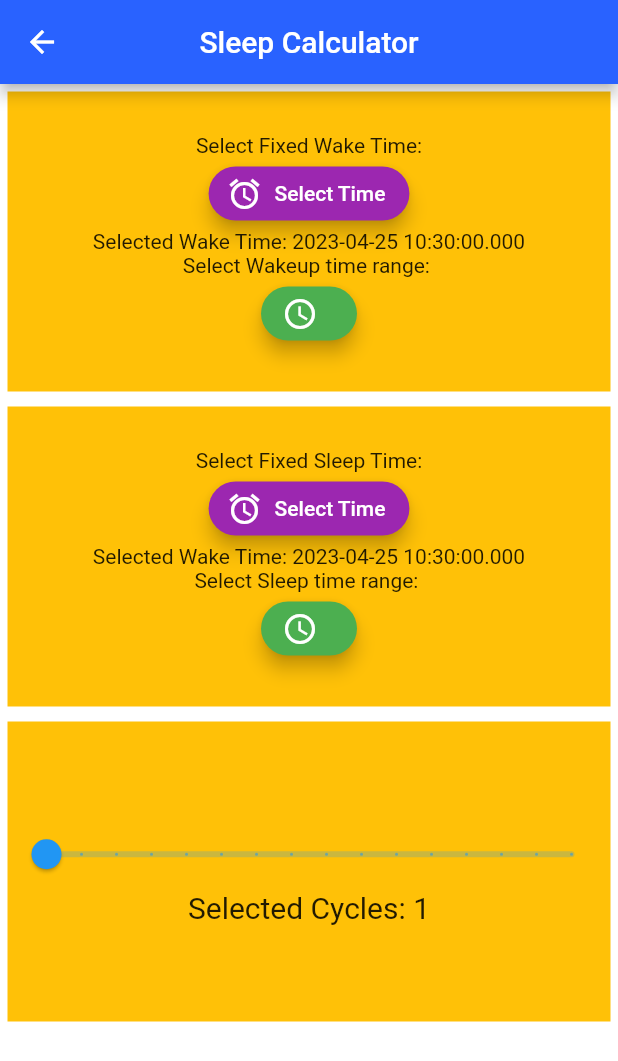
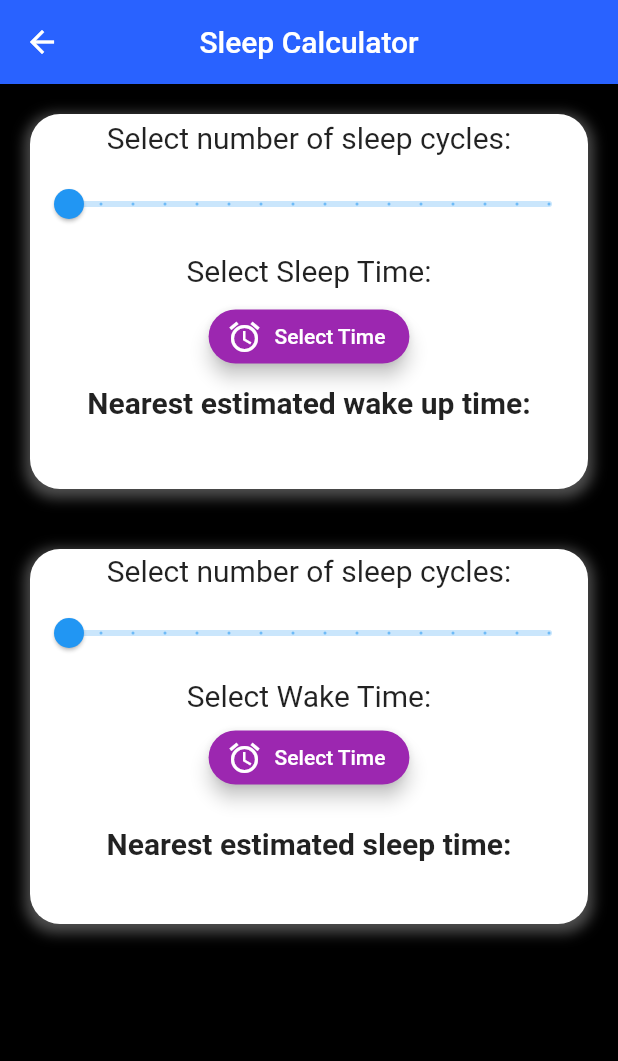
Before and after one commit to Snail51/SweetDreams, a Flutter app: the screen it shows after launch, after a tap on "Sleep Calculator", on a phone screen of 412 x 824 dp. Shown: the top 1061 px of the screen. Run offline on Flutter 3.47's test engine with Material 2 defaults, Android fonts, the phone set to English and light mode, and no system bars; our stand-ins replace audioplayers, fl_chart, flutter_rating_bar, tuple; missing offline and left inert: time_range_picker.

Commit message:
reimplemented calculator, made changes to it and ui changes. Is complete and works

```diff
--- a/lib/dreams/views/newCalc.dart
+++ b/lib/dreams/views/newCalc.dart
@@ -1,3 +1,4 @@
+
 import 'package:flutter/cupertino.dart';
 import 'package:flutter/foundation.dart';
 import 'package:flutter/material.dart';
@@ -18,7 +19,8 @@ class CalcPage extends StatefulWidget {
   _CalcPageState createState() => _CalcPageState();
 }
 
-class _CalcPageState extends State<CalcPage> { // PAGE CLASS THAT WANTS TO DYNAMICALLY COELLATE WIDGETS THAT WERE GENERATED EXTERNALLY
+class _CalcPageState extends State<CalcPage> {
+  // PAGE CLASS THAT WANTS TO DYNAMICALLY COELLATE WIDGETS THAT WERE GENERATED EXTERNALLY
   List<dynamic> content = [];
   List<Widget> displayables = [];
 
@@ -29,18 +31,17 @@ class _CalcPageState extends State<CalcPage> { // PAGE CLASS THAT WANTS TO DYNAM
     super.initState();
   }
 
-  void update()
-  {
+  void update() {
     setState(() {
       List<Widget> holder = [];
       for (int i = 0; i < content.length; i++) {
-        if(content[i].needsUpdating) //ONLY REDRAW WIDGETS THAT ACTUALLY NEED REDRAWING
+        if (content[i]
+            .needsUpdating) //ONLY REDRAW WIDGETS THAT ACTUALLY NEED REDRAWING
             {
           holder.add(content[i].toWidget());
           content[i].needsUpdating = false;
         }
-        else
-        {
+        else {
           holder.add(displayables[i]);
         }
       }
@@ -48,18 +49,17 @@ class _CalcPageState extends State<CalcPage> { // PAGE CLASS THAT WANTS TO DYNAM
     });
   }
 
-  void initContent()
-  {
-    content.add(CalcWakeWidget(context));
-    content.add(CalcSleepWidget(context));
-    content.add(CycleWidget(context, updateRange: Tuple2<double, double>(0.0, 0.0)));
+  void initContent() {
+    content.add(CalcWakeWidget(context, updateCallback: update));
+    content.add(CalcSleepWidget(context, updateCallback: update));
   }
+
 
   @override
   Widget build(BuildContext context) {
-
     final periodicTimer = Timer.periodic(
-      const Duration(milliseconds: 200), //adjust this number for how often you want the screen refreshed
+      const Duration(milliseconds: 200),
+      //adjust this number for how often you want the screen refreshed
           (timer) {
         update();
       },
@@ -71,7 +71,7 @@ class _CalcPageState extends State<CalcPage> { // PAGE CLASS THAT WANTS TO DYNAM
         centerTitle: true,
         backgroundColor: Colors.blueAccent.shade700,
       ),
-      backgroundColor: Colors.white,
+      backgroundColor: Colors.black,
       body: Center(
           child: ListView(
             children: displayables,
@@ -80,7 +80,6 @@ class _CalcPageState extends State<CalcPage> { // PAGE CLASS THAT WANTS TO DYNAM
     );
   }
 }
-
 
 
 
--- a/lib/widgetCalcModes.dart
+++ b/lib/widgetCalcModes.dart
@@ -1,67 +1,84 @@
+
 import 'package:flutter/cupertino.dart';
 import 'package:flutter/material.dart';
+import 'package:intl/intl.dart';
 import 'dart:async';
 import 'package:time_range_picker/time_range_picker.dart';
 import 'package:tuple/tuple.dart';
 
 //hi
 class CalcWakeWidget {
-  BuildContext? context;
-  bool needsUpdating = true; // this is the variable that is actually important. make sure it starts true!
-
+  BuildContext context;
+  VoidCallback updateCallback;
   DateTime now = DateTime.now();
-  DateTime fixedWake = DateTime.now();
   String labelRangePickerButton = "";
   TimeOfDay pickerStart = TimeOfDay.now();
-  TimeOfDay pickerEnd = TimeOfDay.now();
-  CycleWidget? cycleWidget;
+  int selectedCycles = 1;
+  bool needsUpdating = true;
+  bool isTimeAndCyclesSelected = false;
 
-  CalcWakeWidget(BuildContext ctx) {
-    context = ctx;
-  }
+  CalcWakeWidget(this.context, {required this.updateCallback});
 
-  void updateWakeTime(TimeOfDay time) {
-    fixedWake = DateTime(now.year, now.month, now.day, time.hour, time.minute);
-    print(fixedWake.toString());
-    needsUpdating = true;
-  }
-
-  void updateRangePickerButtonLabel(TimeOfDay input) {
-    needsUpdating = true;
-    labelRangePickerButton = input.toString();
-  }
-
-  DateTime getNearestWakeTime(int numCycles) {
+  DateTime getNearestWakeTime(int numCycles, TimeOfDay sleepTime) {
     int minutes = numCycles * 90;
-    DateTime targetTime = fixedWake.subtract(Duration(minutes: minutes));
-    int diff = targetTime.difference(DateTime.now()).inMinutes;
-    if (diff >= 0) {
+    DateTime currentTime =
+    DateTime(now.year, now.month, now.day, sleepTime.hour, sleepTime.minute);
+    DateTime targetTime = currentTime.add(Duration(minutes: minutes));
     return targetTime;
-    } else {
-      // Round up to the next sleep cycle
-      return targetTime.add(Duration(minutes: 90 - (diff % 90)));
-    }
   }
 
   Widget toWidget() {
-    return Padding(padding: EdgeInsets.all(5),
+    return Padding(
+      padding: const EdgeInsets.all(20.0),
       child: Container(
-        height: 200,
+        height: 250,
         width: 400,
-        color: Colors.amber,
+        decoration: BoxDecoration(
+          color: Colors.white,
+          borderRadius: BorderRadius.circular(20.0),
+          boxShadow: [
+            BoxShadow(
+              color: Colors.grey.withOpacity(0.5),
+              spreadRadius: 3,
+              blurRadius: 7,
+              offset: Offset(0, 3), // changes position of shadow
+            ),
+          ],
+        ),
         child: Column(
-            mainAxisAlignment: MainAxisAlignment.center,
+          mainAxisAlignment: MainAxisAlignment.spaceAround,
           children: <Widget>[
-              Text("Select Fixed Wake Time:"),
+            Text(
+              "Select number of sleep cycles:",
+              style: TextStyle(fontSize: 20.0),
+            ),
+            Slider(
+              value: selectedCycles.toDouble(),
+              min: 1,
+              max: 16,
+              divisions: 15,
+              label: selectedCycles.toString(),
+              onChanged: (double value) {
+                selectedCycles = value.round();
+                needsUpdating = true;
+                updateCallback();
+              },
+            ),
+            Text(
+              "Select Sleep Time:",
+              style: TextStyle(fontSize: 20.0),
+            ),
             ElevatedButton.icon(
               onPressed: () async {
-                  final picked = await showTimePicker(
-                    context: context!,
+                final TimeOfDay? picked = await showTimePicker(
+                  context: context,
                   initialTime: TimeOfDay.now(),
                 );
-                  print("PICK" + picked.toString());
                 if (picked != null) {
-                    updateWakeTime(picked);
+                  pickerStart = picked;
+                  needsUpdating = true;
+                  isTimeAndCyclesSelected = true;
+                  updateCallback();
                 }
               },
               icon: Icon(Icons.alarm),
@@ -76,109 +93,95 @@ class CalcWakeWidget {
               ),
             ),
             Text(
-                "Selected Wake Time: " + (fixedWake?.toString() ?? ""),
+              "Nearest estimated wake up time:",
+              style: TextStyle(fontWeight: FontWeight.bold, fontSize: 20.0),
             ),
             Text(
-                "Select Wakeup time range: ",
+              !isTimeAndCyclesSelected
+                  ? ""
+                  : DateFormat('h:mm a').format(
+                  getNearestWakeTime(selectedCycles, pickerStart)),
+              style: TextStyle(fontSize: 28.0, fontWeight: FontWeight.bold),
             ),
-              ElevatedButton.icon(
-                icon: Icon(Icons.access_time),
-                label: Text(labelRangePickerButton),
-                onPressed: () async {
-                  if (fixedWake == null) {
-                    // Show an error message if fixedWake is not set
-                    showDialog(
-                      context: context!,
-                      builder: (context) =>
-                          AlertDialog(
-                            title: Text("Error"),
-                            content: Text(
-                                "Please select a fixed wake time first."),
-                          ),
-                    );
-                    return;
-                  }
-                  final picked = await showTimeRangePicker(
-                    context: context!,
-                    start: TimeOfDay(hour: fixedWake?.hour ?? TimeOfDay
-                        .now()
-                        .hour, minute: fixedWake?.minute ?? TimeOfDay
-                        .now()
-                        .minute),
-                    minDuration: Duration(minutes: 90),
-                    interval: Duration(minutes: 90),
-                    onStartChange: (time) {
-                      updateRangePickerButtonLabel(time);
-                      pickerStart = pickerStart;
-                      needsUpdating = true;
-                    },
-                    onEndChange: (time) {
-                      updateRangePickerButtonLabel(time);
-                      pickerEnd = time;
-                      needsUpdating = true;
-                    },
-                  );
-                },
-                style: ElevatedButton.styleFrom(
-                  primary: Colors.green,
-                  onPrimary: Colors.white,
-                  elevation: 5,
-                  shape: RoundedRectangleBorder(
-                    borderRadius: BorderRadius.circular(20),
-                  ),
-                ),
-              ),
-            ]
+          ],
         ),
       ),
     );
   }
 }
 
+
 class CalcSleepWidget {
-  BuildContext? context;
-  bool needsUpdating = true; // this is the variable that is actually important. make sure it starts true!
+  BuildContext context;
+  VoidCallback updateCallback;
+  DateTime now = DateTime.now();
+  TimeOfDay pickerStart = TimeOfDay(hour: 7, minute: 0);
+  int selectedCycles = 1;
+  bool needsUpdating = true;
+  bool isTimeAndCyclesSelected = false;
 
-  DateTime now = DateTime.now();
-  DateTime fixedSleep = DateTime.now();
-  String labelRangePickerButton = "";
-  TimeOfDay pickerStart = TimeOfDay.now();
-  TimeOfDay pickerEnd = TimeOfDay.now();
+  CalcSleepWidget(this.context, {required this.updateCallback});
 
-  CalcSleepWidget(BuildContext ctx) {
-    context = ctx;
-  }
-
-  void updateSleepTime(TimeOfDay time) {
-    fixedSleep = DateTime(now.year, now.month, now.day, time.hour, time.minute);
-    print(fixedSleep.toString());
-    needsUpdating = true;
-  }
-
-  void updateRangePickerButtonLabel(TimeOfDay input) {
-    needsUpdating = true;
-    labelRangePickerButton = input.toString();
+  DateTime getNearestSleepTime(int numCycles, TimeOfDay wakeTime) {
+    int minutes = numCycles * 90;
+    DateTime currentTime =
+    DateTime(now.year, now.month, now.day, wakeTime.hour, wakeTime.minute);
+    DateTime targetTime = currentTime.subtract(Duration(minutes: minutes));
+    return targetTime;
   }
 
   Widget toWidget() {
-    return Padding(padding: EdgeInsets.all(5),
+    return Padding(
+      padding: const EdgeInsets.all(20.0),
       child: Container(
-        height: 200,
+        height: 250,
         width: 400,
-        color: Colors.amber,
+        decoration: BoxDecoration(
+          color: Colors.white,
+          borderRadius: BorderRadius.circular(20.0),
+          boxShadow: [
+            BoxShadow(
+              color: Colors.grey.withOpacity(0.5),
+              spreadRadius: 3,
+              blurRadius: 7,
+              offset: Offset(0, 3), // changes position of shadow
+            ),
+          ],
+        ),
         child: Column(
-            mainAxisAlignment: MainAxisAlignment.center,
+          mainAxisAlignment: MainAxisAlignment.spaceAround,
           children: <Widget>[
-              Text("Select Fixed Sleep Time:"),
+            Text(
+              "Select number of sleep cycles:",
+              style: TextStyle(fontSize: 20.0),
+            ),
+            Slider(
+              value: selectedCycles.toDouble(),
+              min: 1,
+              max: 16,
+              divisions: 15,
+              label: selectedCycles.toString(),
+              onChanged: (double value) {
+                selectedCycles = value.round();
+                needsUpdating = true;
+                updateCallback();
+              },
+            ),
+            Text(
+              "Select Wake Time:",
+              style: TextStyle(fontSize: 20.0),
+            ),
             ElevatedButton.icon(
               onPressed: () async {
-                  final picked = await showTimePicker(
-                    context: context!,
-                    initialTime: TimeOfDay.now(),
+                final TimeOfDay? picked = await showTimePicker(
+                  context: context,
+                  initialTime: pickerStart,
                 );
-                  print("PICK" + picked.toString());
                 if (picked != null) {
-                    updateSleepTime(picked);
+                  pickerStart = picked;
+                  needsUpdating = true;
+                  isTimeAndCyclesSelected = true;
+                  updateCallback();
                 }
               },
               icon: Icon(Icons.alarm),
@@ -192,115 +195,17 @@ class CalcSleepWidget {
                 ),
               ),
             ),
+            SizedBox(height: 10),
             Text(
-                "Selected Wake Time: " + (fixedSleep?.toString() ?? ""),
+              "Nearest estimated sleep time:",
+              style: TextStyle(fontWeight: FontWeight.bold, fontSize: 20.0),
             ),
             Text(
-                "Select Sleep time range: ",
-              ),
-              ElevatedButton.icon(
-                icon: Icon(Icons.access_time),
-                label: Text(labelRangePickerButton),
-                onPressed: () async {
-                  if (fixedSleep == null) {
-                    // Show an error message if fixedWake is not set
-                    showDialog(
-                      context: context!,
-                      builder: (context) =>
-                          AlertDialog(
-                            title: Text("Error"),
-                            content: Text(
-                                "Please select a fixed wake time first."),
-                          ),
-                    );
-                    return;
-                  }
-                  final picked = await showTimeRangePicker(
-                    context: context!,
-                    start: TimeOfDay(hour: fixedSleep?.hour ?? TimeOfDay
-                        .now()
-                        .hour, minute: fixedSleep?.minute ?? TimeOfDay
-                        .now()
-                        .minute),
-                    minDuration: Duration(minutes: 90),
-                    interval: Duration(minutes: 90),
-                    onStartChange: (time) {
-                      updateRangePickerButtonLabel(time);
-                      pickerStart = pickerStart;
-                      needsUpdating = true;
-                    },
-                    onEndChange: (time) {
-                      updateRangePickerButtonLabel(time);
-                      pickerEnd = time;
-                      needsUpdating = true;
-                    },
-                  );
-                },
-                style: ElevatedButton.styleFrom(
-                  primary: Colors.green,
-                  onPrimary: Colors.white,
-                  elevation: 5,
-                  shape: RoundedRectangleBorder(
-                    borderRadius: BorderRadius.circular(20),
-                  ),
-                ),
-              ),
-            ]
-        ),
-      ),
-    );
-  }
-}
-
-
-class CycleWidget {
-  final sleepCycle = 90;
-  final maxCycles = 16;
-  BuildContext? context;
-  List<Widget> content = [];
-  bool needsUpdating = true;
-  int selectedCycles = 1;
-  double minRange = 0;
-  double maxRange = 0;
-
-  void updateRange(double min, double max) {
-    minRange = min;
-    maxRange = max;
-    selectedCycles = ((maxRange - minRange) / (sleepCycle * 6)).round();
-    needsUpdating = true;
-    CalcWakeWidget c = CalcWakeWidget(context!);
-    c.fixedWake = c.getNearestWakeTime(selectedCycles);
-  }
-
-  CycleWidget(BuildContext context,
-      {required Tuple2<double, double> updateRange}) {
-    this.minRange = updateRange.item1;
-    this.maxRange = updateRange.item2;
-  }
-
-  Widget toWidget() {
-    return Padding(
-      padding: EdgeInsets.all(5),
-      child: Container(
-        height: 200,
-        width: 400,
-        color: Colors.amber,
-        child: Column(
-          mainAxisAlignment: MainAxisAlignment.center,
-          children: <Widget>[
-            Slider(
-              value: selectedCycles.toDouble(),
-              min: 1,
-              max: maxCycles.toDouble(),
-              divisions: maxCycles - 1,
-              label: selectedCycles.toString(),
-              onChanged: (double value) {
-                updateRange(minRange, (value * 6) * sleepCycle);
-              },
-            ),
-            Text(
-              "Selected Cycles: " + selectedCycles.toString(),
-              style: TextStyle(fontSize: 20),
+              !isTimeAndCyclesSelected
+                  ? ""
+                  : DateFormat('h:mm a').format(
+                  getNearestSleepTime(selectedCycles, pickerStart)),
+              style: TextStyle(fontSize: 28.0, fontWeight: FontWeight.bold),
             ),
           ],
         ),
```
Also changed, not shown: lib/main.dart (line endings or trailing spaces). Lines whose indentation alone changed are shown as unchanged.
